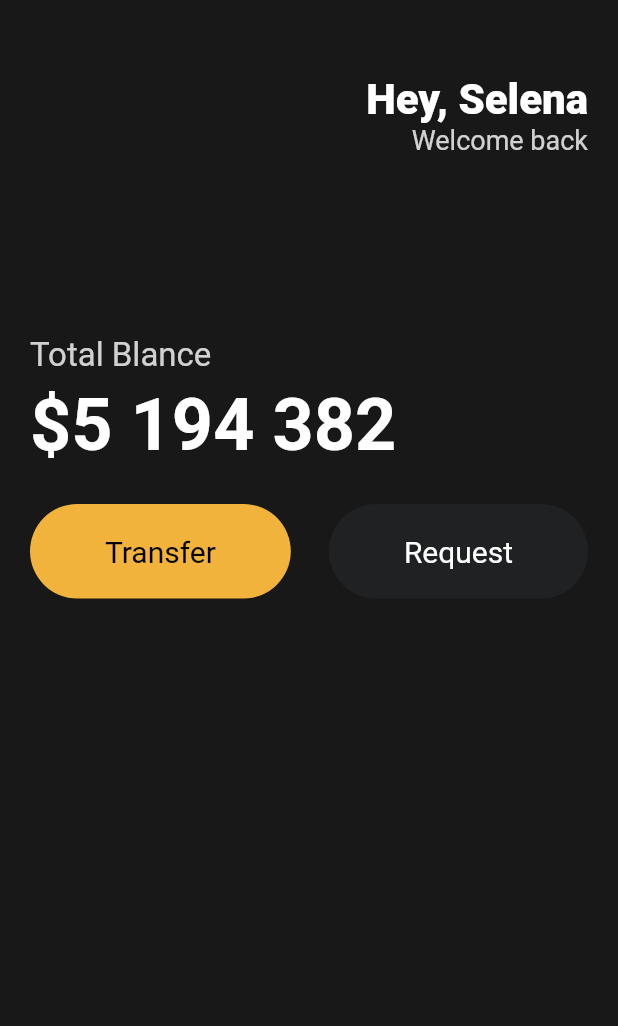
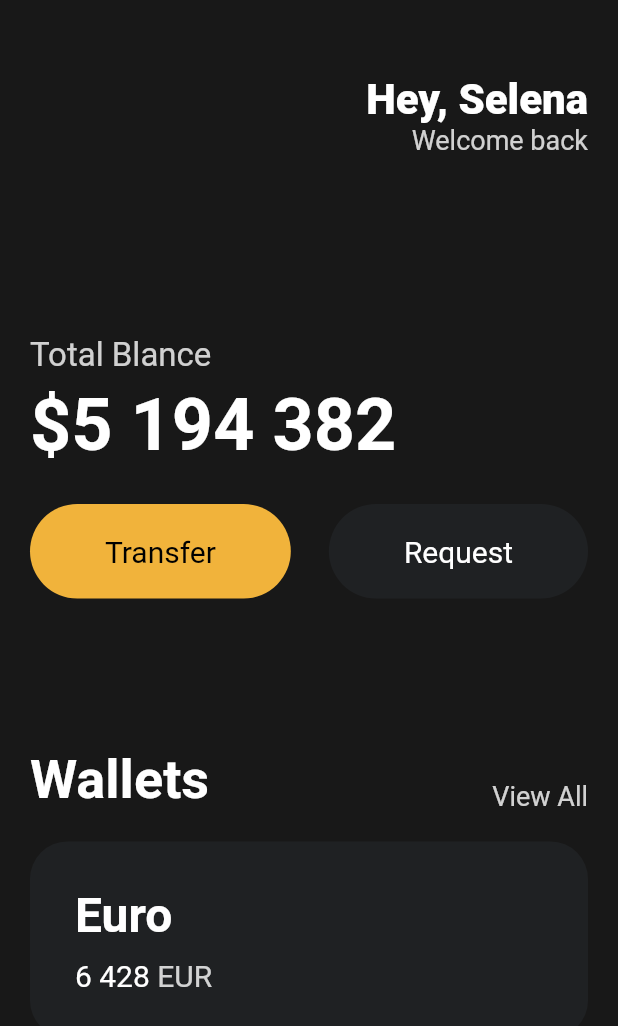
Before and after one commit to ho1121h/toonflix, a Flutter app: the screen it shows after launch, on a phone screen of 412 x 824 dp. Shown: the top 1026 px of the screen. Run offline on Flutter 3.47's test engine with Material 2 defaults, Android fonts, the phone set to English and light mode, and no system bars.

Commit message:
Update main.dart

```diff
--- a/toonflix/lib/main.dart
+++ b/toonflix/lib/main.dart
@@ -6,7 +6,6 @@ import 'package:toonflix/widgets/Button.dart';
 //   //이러면 required 를 안써도됨
 //   Player();
 // }
-
 void main() {
   // var hong = Player();
 
@@ -95,7 +94,85 @@ class App extends StatelessWidget {
                     textColor: Colors.white,
                   ), // 새로운 클래스를 생성하여 재사용함
                 ],
-              )
+              ),
+              const SizedBox(
+                height: 100,
+              ),
+              Row(
+                crossAxisAlignment: CrossAxisAlignment.end,
+                mainAxisAlignment: MainAxisAlignment.spaceBetween,
+                children: [
+                  const Text(
+                    "Wallets",
+                    style: TextStyle(
+                      color: Colors.white,
+                      fontSize: 36,
+                      fontWeight: FontWeight.w600,
+                    ),
+                  ),
+                  Text(
+                    'View All',
+                    style: TextStyle(
+                      color: Colors.white.withOpacity(0.8),
+                      fontSize: 18,
+                    ),
+                  ),
+                ],
+              ),
+              const SizedBox(
+                height: 20,
+              ),
+              Container(
+                //Wallets의 칸이라오
+                decoration: BoxDecoration(
+                    color: const Color(0xFF1F2123),
+                    borderRadius: BorderRadius.circular(25)),
+                child: Padding(
+                  // Euro 왼쪽 공간임
+                  padding: const EdgeInsets.all(30),
+                  child: Row(
+                    children: [
+                      Column(
+                        crossAxisAlignment: CrossAxisAlignment.start, //시작점으로 정렬
+                        children: [
+                          const Text(
+                            'Euro',
+                            style: TextStyle(
+                              color: Colors.white,
+                              fontSize: 32,
+                              fontWeight: FontWeight.w600,
+                            ),
+                          ),
+                          const SizedBox(
+                            // Euro 와 EUR사이의 공간임
+                            height: 10,
+                          ),
+                          Row(
+                            children: [
+                              const Text(
+                                '6 428',
+                                style: TextStyle(
+                                  color: Colors.white,
+                                  fontSize: 20,
+                                ),
+                              ),
+                              const SizedBox(
+                                width: 5,
+                              ),
+                              Text(
+                                'EUR',
+                                style: TextStyle(
+                                    color: Colors.white.withOpacity(0.8),
+                                    fontSize: 20),
+                              ),
+                            ],
+                          ),
+                        ],
+                      ),
+                    ],
+                  ),
+                ),
+              ),
             ],
           ),
         ),
```
